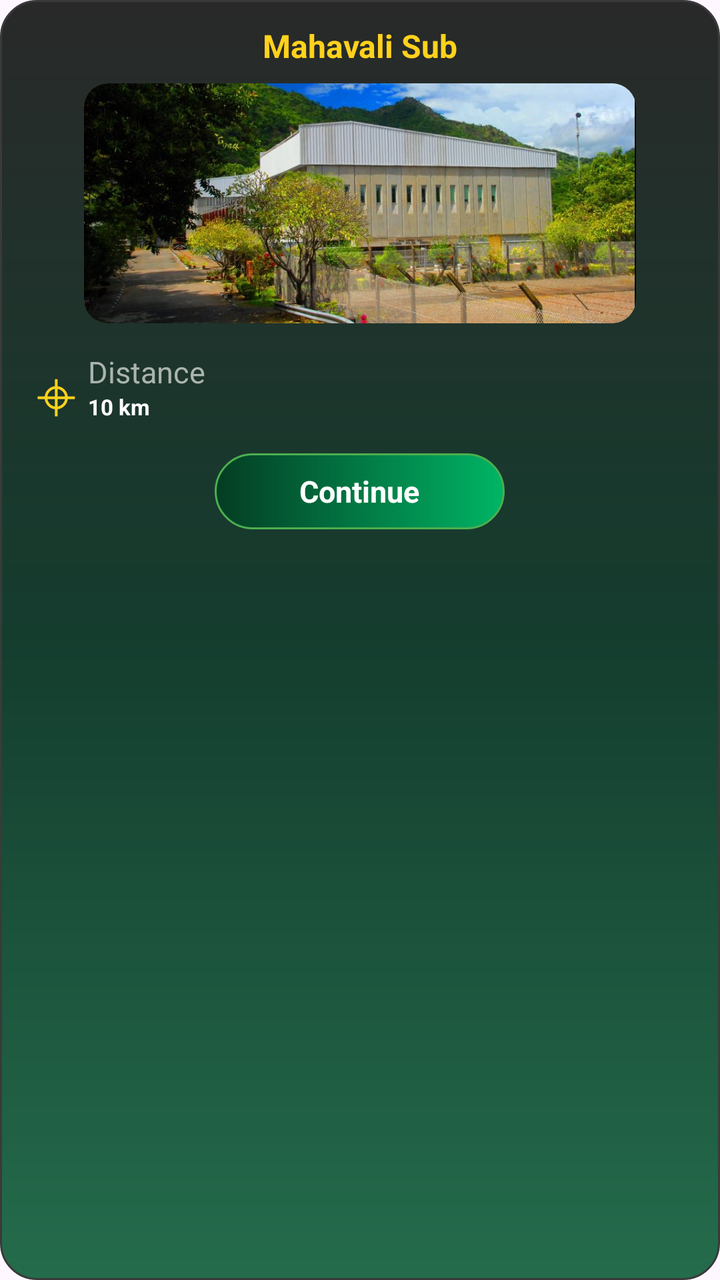
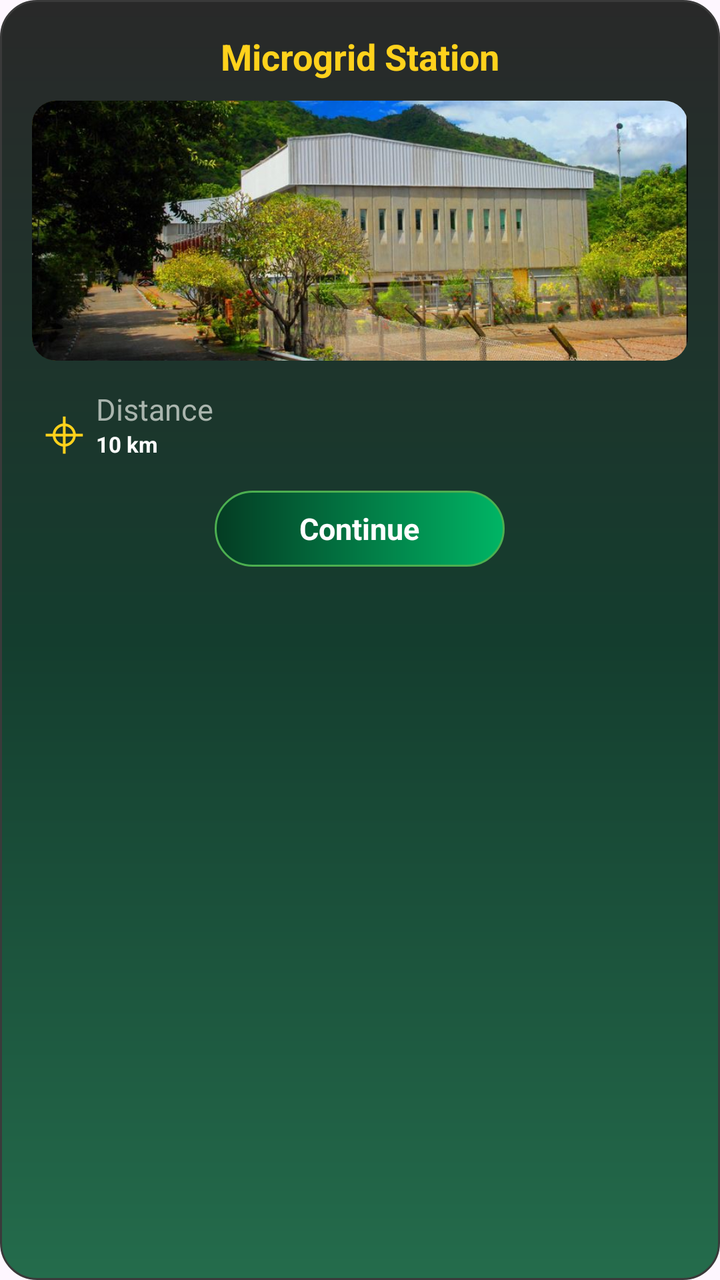

Screens rendered from an Android XML layout before and after an edit, with the pre-edit source and the edit as a unified diff.
<!-- AndroidManifest.xml: application theme Theme.SolarGrid -->
<!-- res/layout/dialog_power_station.xml -->
<?xml version="1.0" encoding="utf-8"?>
<LinearLayout xmlns:android="http://schemas.android.com/apk/res/android"
    android:layout_width="300dp"
    android:layout_height="wrap_content"
    android:orientation="vertical"
    android:gravity="center_horizontal"
    android:padding="12dp"
    android:background="@drawable/modal_bg">

    
    <TextView
        android:id="@+id/stationTitle"
        android:layout_width="match_parent"
        android:layout_height="wrap_content"
        android:gravity="center"
        android:text="Mahavali Sub"
        android:textColor="#FFD21C"
        android:textSize="16sp"
        android:textStyle="bold"
        android:fontFamily="sans" />

    
    <FrameLayout
        android:layout_width="276dp"
        android:layout_height="120dp"
        android:layout_marginTop="8dp"
        android:background="@drawable/station_image_bg"
        android:clipChildren="true"
        android:clipToOutline="true">

        <ImageView
            android:id="@+id/stationImage"
            android:layout_width="match_parent"
            android:layout_height="match_parent"
            android:scaleType="centerCrop"
            android:src="@drawable/station"
            android:clipToOutline="true"
            android:outlineProvider="background"
            android:contentDescription="Power station image" />

    </FrameLayout>
    
    <LinearLayout
        android:layout_width="match_parent"
        android:layout_height="wrap_content"
        android:layout_marginTop="14dp"
        android:gravity="center_vertical"
        android:orientation="horizontal">

        
        <TextView
            android:layout_width="32dp"
            android:layout_height="32dp"
            android:gravity="center"
            android:text="⌖"
            android:textColor="#FFD21C"
            android:textSize="30sp" />

        
        <LinearLayout
            android:layout_width="0dp"
            android:layout_height="wrap_content"
            android:layout_weight="1"
            android:orientation="vertical">

            <TextView
                android:layout_width="wrap_content"
                android:layout_height="wrap_content"
                android:text="Distance"
                android:textColor="#AAB5AE"
                android:textSize="15sp" />

            <TextView
                android:id="@+id/stationDistance"
                android:layout_width="wrap_content"
                android:layout_height="wrap_content"
                android:text="10 km"
                android:textColor="#FFFFFF"
                android:textSize="11sp"
                android:textStyle="bold" />

        </LinearLayout>

    </LinearLayout>

    
    <FrameLayout
        android:id="@+id/continueButton"
        android:layout_width="145dp"
        android:layout_height="38dp"
        android:layout_marginTop="16dp"
        android:clickable="true"
        android:focusable="true"
        android:background="@drawable/bg_energy_button">

        
        <TextView
            android:layout_width="match_parent"
            android:layout_height="match_parent"
            android:gravity="center"
            android:text="Continue"
            android:textColor="#FFFFFF"
            android:textSize="15sp"
            android:textStyle="bold" />

    </FrameLayout>

</LinearLayout>
<!-- resources referenced by this layout -->
<resources>
  <!-- drawable bg_energy_button (drawable) -->
  <?xml version="1.0" encoding="utf-8"?>
  <shape xmlns:android="http://schemas.android.com/apk/res/android"
      android:shape="rectangle">
  
      <gradient
          android:type="linear"
          android:angle="0"
          android:startColor="#043C23"
          android:endColor="#00B565" />
  
      <corners android:radius="50dp" />
  
      <stroke
          android:width="1dp"
          android:color="#4CAF50" />
  
  </shape>
  <!-- drawable modal_bg (drawable) -->
  <?xml version="1.0" encoding="utf-8"?>
  <shape xmlns:android="http://schemas.android.com/apk/res/android"
      android:shape="rectangle">
  
      <gradient
          android:type="linear"
          android:angle="90"
          android:startColor="#246C4C"
          android:centerColor="#143D2E"
          android:endColor="#292929" />
  
      <stroke
          android:width="1dp"
          android:color="#3A3A3A" />
  
      <corners android:radius="18dp" />
  
  </shape>
  <!-- drawable station: jpg bitmap (drawable, 94509 bytes) -->
  <!-- drawable station_image_bg (drawable) -->
  <?xml version="1.0" encoding="utf-8"?>
  <shape xmlns:android="http://schemas.android.com/apk/res/android"
      android:shape="rectangle">
  
      <solid android:color="#FFFFFF" />
  
      <stroke
          android:width="1dp"
          android:color="#F6C119" />
  
      <corners android:radius="12dp" />
  
  </shape>
  <style name="Theme.SolarGrid" parent="Base.Theme.SolarGrid" />
  <style name="Base.Theme.SolarGrid" parent="Theme.Material3.DayNight.NoActionBar">
          
          
      </style>
</resources>

<!-- the commit's change to res/layout/dialog_power_station.xml (unified diff, before → after) -->
@@ -1,10 +1,10 @@
 <?xml version="1.0" encoding="utf-8"?>
 <LinearLayout xmlns:android="http://schemas.android.com/apk/res/android"
-    android:layout_width="300dp"
+    android:layout_width="match_parent"
     android:layout_height="wrap_content"
     android:orientation="vertical"
     android:gravity="center_horizontal"
-    android:padding="12dp"
+    android:padding="16dp"
     android:background="@drawable/modal_bg">
 
     
@@ -13,17 +13,17 @@
         android:layout_width="match_parent"
         android:layout_height="wrap_content"
         android:gravity="center"
-        android:text="Mahavali Sub"
+        android:text="Microgrid Station"
         android:textColor="#FFD21C"
-        android:textSize="16sp"
+        android:textSize="18sp"
         android:textStyle="bold"
         android:fontFamily="sans" />
 
     
     <FrameLayout
-        android:layout_width="276dp"
-        android:layout_height="120dp"
-        android:layout_marginTop="8dp"
+        android:layout_width="match_parent"
+        android:layout_height="130dp"
+        android:layout_marginTop="10dp"
         android:background="@drawable/station_image_bg"
         android:clipChildren="true"
         android:clipToOutline="true">
